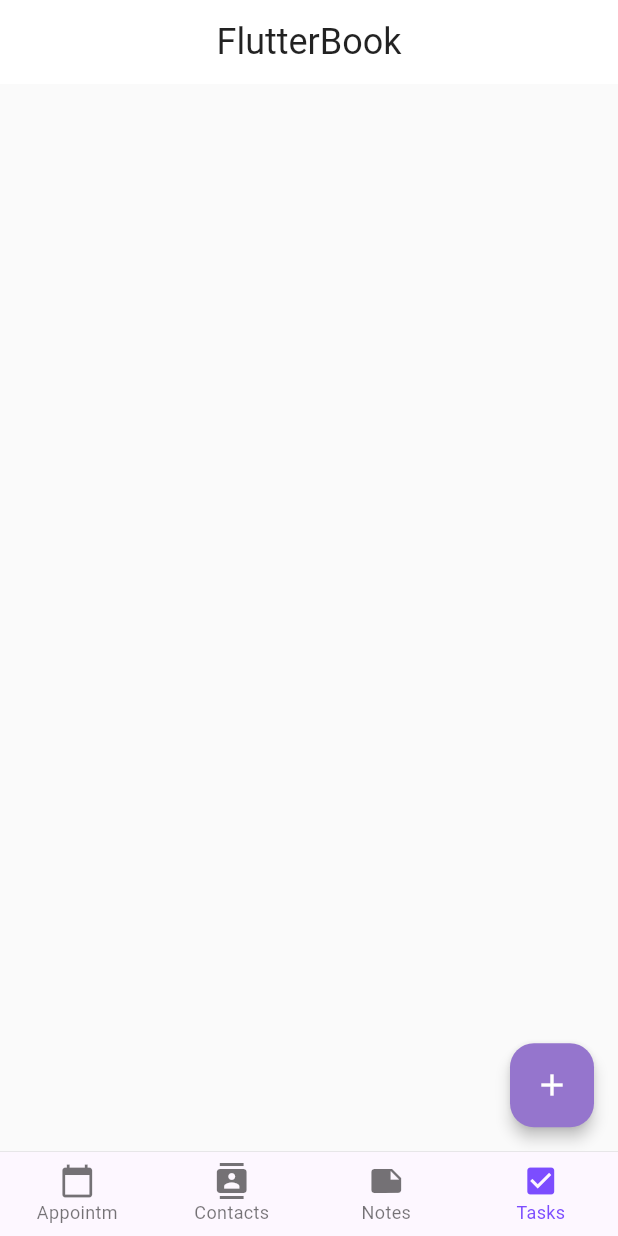
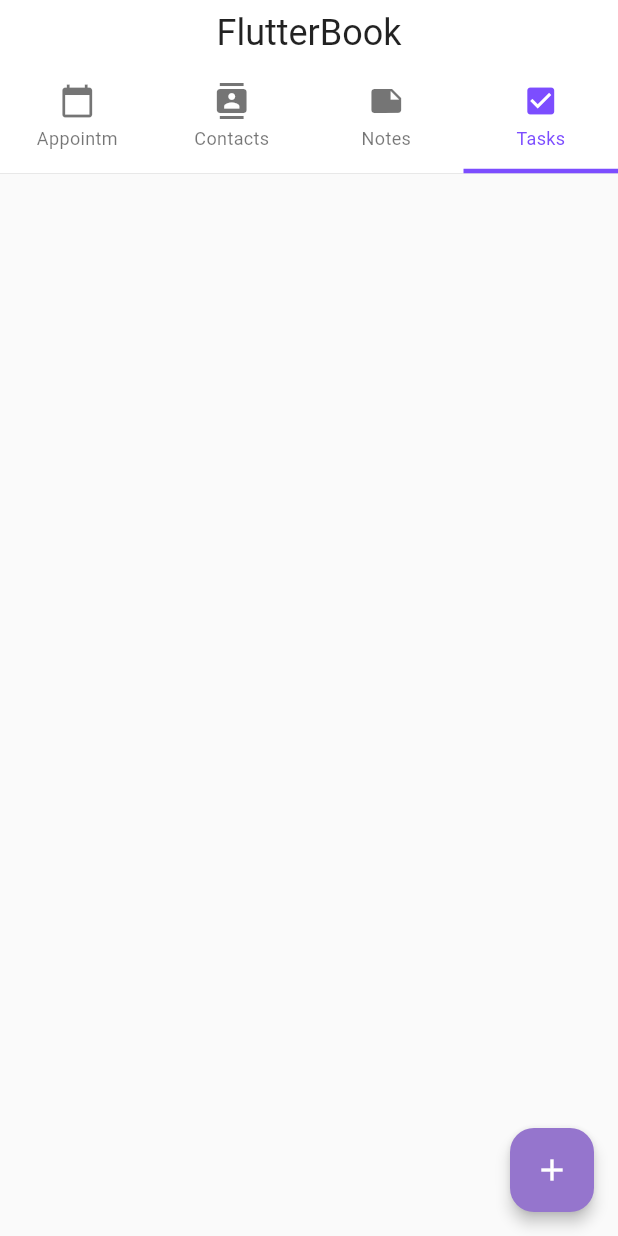
Before and after one commit to luisfelipe03/projetos_tcc, a Flutter app: the screen it shows after launch, on a phone screen of 412 x 824 dp. Run offline on Flutter 3.47's test engine with Material 3 defaults, Android fonts, the phone set to English and light mode, and no system bars.

Commit message:
v1: iteração 2

```diff
--- a/flutterbook_to_do_list_v1/lib/main.dart
+++ b/flutterbook_to_do_list_v1/lib/main.dart
@@ -53,46 +53,67 @@ class _FlutterBookHomeState extends State<FlutterBookHome> {
         backgroundColor: Colors.white,
         elevation: 0,
         centerTitle: true,
+        bottom: PreferredSize(
+          preferredSize: const Size.fromHeight(60),
+          child: Container(
+            decoration: BoxDecoration(
+              border: Border(
+                bottom: BorderSide(color: Colors.grey.shade300, width: 0.5),
+              ),
+            ),
+            child: Row(
+              mainAxisAlignment: MainAxisAlignment.spaceAround,
+              children: [
+                _buildTabItem(0, Icons.calendar_today, 'Appointm'),
+                _buildTabItem(1, Icons.contacts, 'Contacts'),
+                _buildTabItem(2, Icons.note, 'Notes'),
+                _buildTabItem(3, Icons.check_box, 'Tasks'),
+              ],
+            ),
+          ),
+        ),
       ),
       body: _pages[_selectedIndex],
-      bottomNavigationBar: Container(
-        decoration: BoxDecoration(
-          border: Border(
-            top: BorderSide(color: Colors.grey.shade300, width: 0.5),
-          ),
-        ),
-        child: BottomNavigationBar(
-          currentIndex: _selectedIndex,
-          onTap: (index) {
+    );
+  }
+
+  Widget _buildTabItem(int index, IconData icon, String label) {
+    final isSelected = _selectedIndex == index;
+    return Expanded(
+      child: InkWell(
+        onTap: () {
           setState(() {
             _selectedIndex = index;
           });
         },
-          type: BottomNavigationBarType.fixed,
-          selectedItemColor: const Color(0xFF7C4DFF),
-          unselectedItemColor: Colors.black54,
-          selectedFontSize: 12,
-          unselectedFontSize: 12,
-          showUnselectedLabels: true,
-          elevation: 0,
-          items: const [
-            BottomNavigationBarItem(
-              icon: Icon(Icons.calendar_today, size: 24),
-              label: 'Appointm',
+        child: Container(
+          padding: const EdgeInsets.symmetric(vertical: 12),
+          decoration: BoxDecoration(
+            border: Border(
+              bottom: BorderSide(
+                color: isSelected ? const Color(0xFF7C4DFF) : Colors.transparent,
+                width: 3,
               ),
-            BottomNavigationBarItem(
-              icon: Icon(Icons.contacts, size: 24),
-              label: 'Contacts',
             ),
-            BottomNavigationBarItem(
-              icon: Icon(Icons.note, size: 24),
-              label: 'Notes',
           ),
-            BottomNavigationBarItem(
-              icon: Icon(Icons.check_box, size: 24),
-              label: 'Tasks',
+          child: Column(
+            mainAxisSize: MainAxisSize.min,
+            children: [
+              Icon(
+                icon,
+                size: 24,
+                color: isSelected ? const Color(0xFF7C4DFF) : Colors.black54,
+              ),
+              const SizedBox(height: 4),
+              Text(
+                label,
+                style: TextStyle(
+                  fontSize: 12,
+                  color: isSelected ? const Color(0xFF7C4DFF) : Colors.black54,
+                ),
               ),
             ],
+          ),
         ),
       ),
     );
```
Also changed, not shown: 1 other file. Lines whose indentation alone changed are shown as unchanged.
